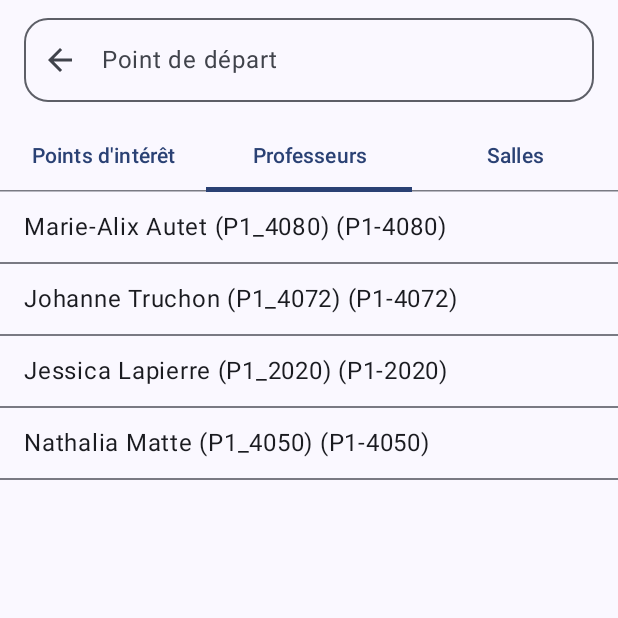
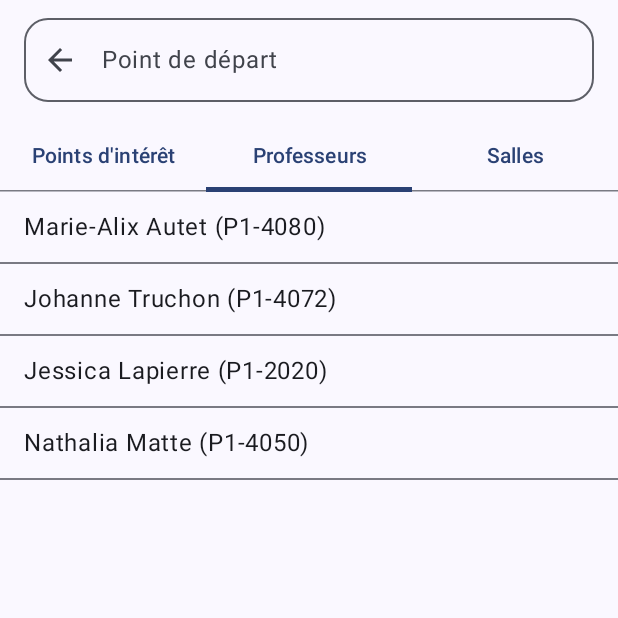
Before and after one commit to khbgbgk1/uqacces, an Android app built with Jetpack Compose: the composable PointDepartScreen called with empty values, tab 2 chosen, on a phone screen of 412 x 824 dp, the top half of it. Run offline under Robolectric (Android 15) with nearby library versions, the phone set to English and light mode, and no system bars.

```diff
--- a/app/src/main/java/com/example/uqacces/Accueil.kt
+++ b/app/src/main/java/com/example/uqacces/Accueil.kt
@@ -59,7 +59,9 @@ fun Accueil(
         // Chercher si c'est le bureau d'un prof
         val professor = universityMapData.professors.find { it.officeNodeId == node.id }
         if (professor != null) {
-            return professor.name
+            val roomName = professor.officeNodeId
+            val roomNumber = roomName.replace("Classe ", "")
+            return "${professor.name} ($roomNumber)"
         }
 
         // Chercher si c'est un point d'intérêt
--- a/app/src/main/java/com/example/uqacces/MapData.kt
+++ b/app/src/main/java/com/example/uqacces/MapData.kt
@@ -228,10 +228,10 @@ object UniversityMap {
             ),
             //pas les bonnes classes, à voir avec les étages
             professors = listOf(
-                Professor("Marie-Alix Autet (P1_4080)", "P1_4080"),
-                Professor("Johanne Truchon (P1_4072)", "P1_4072"),
-                Professor("Jessica Lapierre (P1_2020)", "P1_2020"),
-                Professor("Nathalia Matte (P1_4050)", "P1_4050")
+                Professor("Marie-Alix Autet", "P1_4080"),
+                Professor("Johanne Truchon", "P1_4072"),
+                Professor("Jessica Lapierre", "P1_2020"),
+                Professor("Nathalia Matte", "P1_4050")
             ),
 
 
--- a/app/src/main/java/com/example/uqacces/RechercheScreen.kt
+++ b/app/src/main/java/com/example/uqacces/RechercheScreen.kt
@@ -98,8 +98,9 @@ fun PointArriveeScreen(
                         val filteredProfs = profs.filter { prof -> prof.name.contains(query, ignoreCase = true) }
                         items(filteredProfs) { prof ->
                             val roomName = mapData.nodes.find { room -> room.id == prof.officeNodeId }?.name ?: "N/A"
+                            val roomNumber = roomName.replace("Classe ", "")
                             ListRow(
-                                label = "${prof.name} ",
+                                label = "${prof.name}  ($roomNumber)",
                                 onClick = { submitAndNavigate(roomName) }
                             )
                         }
@@ -195,8 +196,9 @@ fun PointDepartScreen(
                         items(filtered) { prof ->
                             val roomName = mapData.nodes.find { node -> node.id == prof.officeNodeId }?.name ?: "N/A"
                             if (roomName != initialArrive) {
+                                val roomNumber = roomName.replace("Classe ", "")
                                 ListRow(
-                                    label = "${prof.name} (${roomName.replace("Classe ", "")})",
+                                    label = "${prof.name} ($roomNumber)",
                                     onClick = { submitAndNavigate(roomName) }
                                 )
                             }
```
